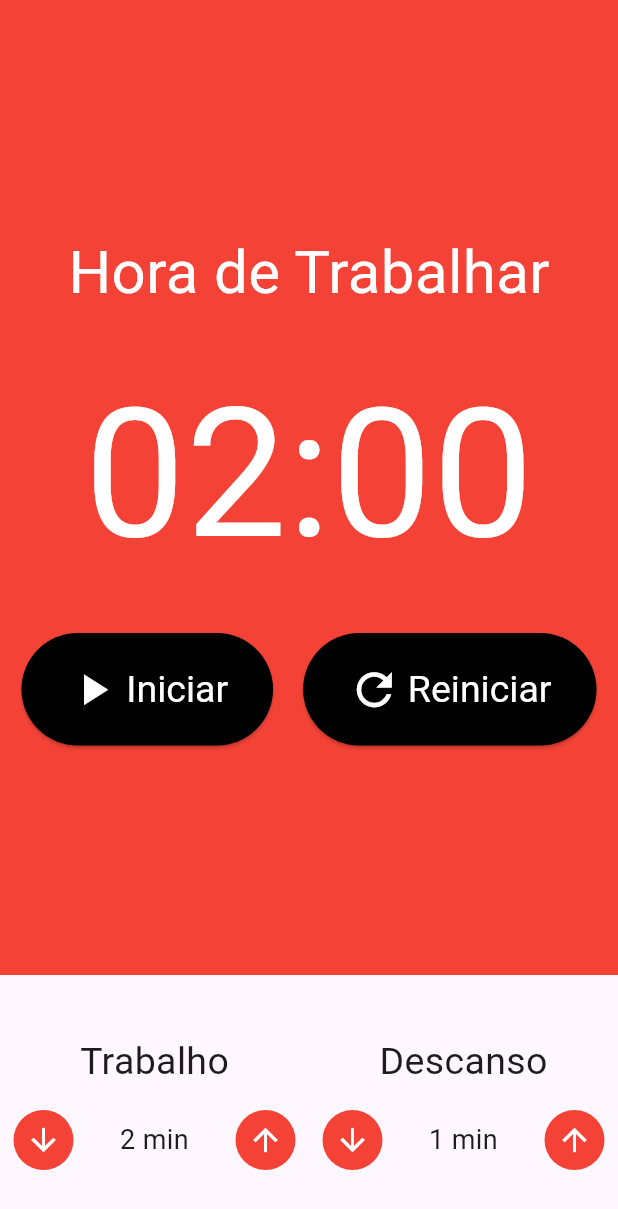
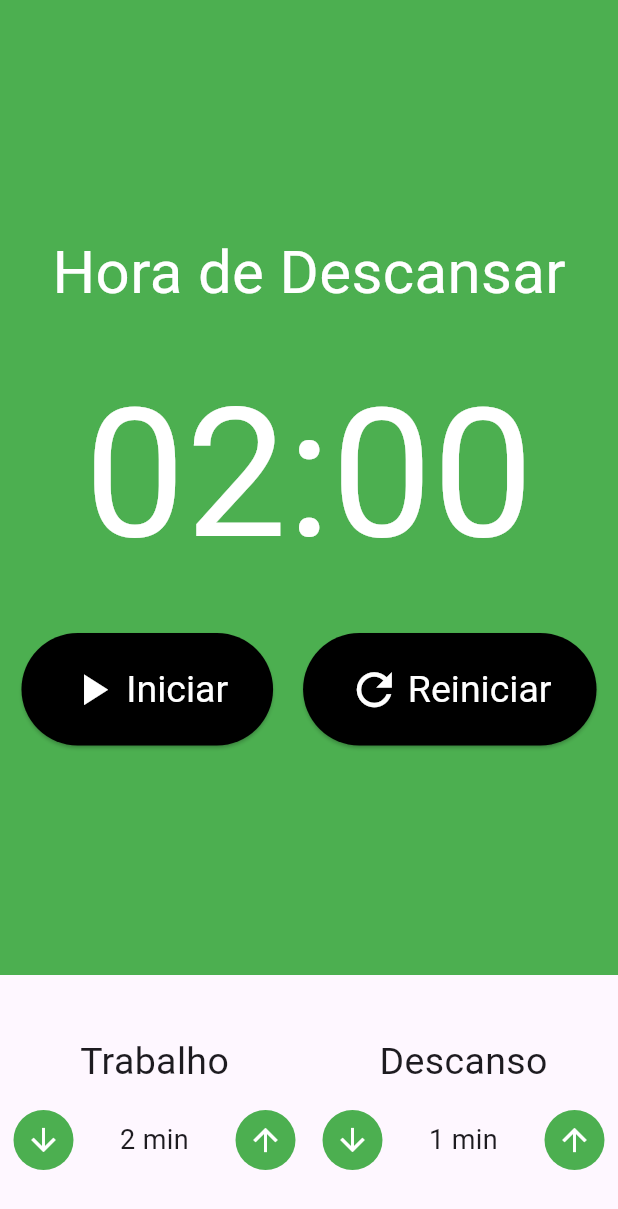
Before and after one commit to laesant/pomodoro, a Flutter app: the screen it shows after launch, on a phone screen of 412 x 824 dp. Shown: the top 1209 px of the screen. Run offline on Flutter 3.47's test engine with Material 3 defaults, Android fonts, the phone set to English and light mode, and no system bars; our stand-ins replace flutter_mobx, mobx; generated files the repository leaves out were written again.

Commit message:
Pomodoro Store #03

```diff
--- a/lib/components/cronometro.dart
+++ b/lib/components/cronometro.dart
@@ -12,13 +12,13 @@ class Cronometro extends StatelessWidget {
     final store = Provider.of<PomodoroStore>(context);
     return Observer(builder: (context) {
       return Container(
-        color: Colors.red,
+        color: store.estaTrabalhando ? Colors.red : Colors.green,
         child: Column(
           mainAxisAlignment: MainAxisAlignment.center,
           children: [
-            const Text(
-              'Hora de Trabalhar',
-              style: TextStyle(
+            Text(
+              store.estaTrabalhando ? 'Hora de Trabalhar' : 'Hora de Descansar',
+              style: const TextStyle(
                 fontSize: 40,
                 color: Colors.white,
               ),
--- a/lib/components/cronometro_botao.dart
+++ b/lib/components/cronometro_botao.dart
@@ -8,6 +8,7 @@ class CronometroBotao extends StatelessWidget {
   final void Function()? click;
   @override
   Widget build(BuildContext context) {
+
     return ElevatedButton.icon(
         style: ElevatedButton.styleFrom(
             backgroundColor: Colors.black,
--- a/lib/components/entrada_tempo.dart
+++ b/lib/components/entrada_tempo.dart
@@ -1,4 +1,6 @@
 import 'package:flutter/material.dart';
+import 'package:pomodoro/store/pomodoro.store.dart';
+import 'package:provider/provider.dart';
 
 class EntradaTempo extends StatelessWidget {
   final int valor;
@@ -15,6 +17,7 @@ class EntradaTempo extends StatelessWidget {
 
   @override
   Widget build(BuildContext context) {
+    final store = Provider.of<PomodoroStore>(context);
     return Column(
       crossAxisAlignment: CrossAxisAlignment.center,
       children: [
@@ -27,7 +30,9 @@ class EntradaTempo extends StatelessWidget {
           mainAxisAlignment: MainAxisAlignment.center,
           children: [
             IconButton.filled(
-                style: IconButton.styleFrom(backgroundColor: Colors.red),
+                style: IconButton.styleFrom(
+                    backgroundColor:
+                        store.estaTrabalhando ? Colors.red : Colors.green),
                 onPressed: dec,
                 icon: const Icon(Icons.arrow_downward)),
             SizedBox(
@@ -39,7 +44,9 @@ class EntradaTempo extends StatelessWidget {
               ),
             ),
             IconButton.filled(
-                style: IconButton.styleFrom(backgroundColor: Colors.red),
+                style: IconButton.styleFrom(
+                    backgroundColor:
+                        store.estaTrabalhando ? Colors.red : Colors.green),
                 onPressed: inc,
                 icon: const Icon(Icons.arrow_upward)),
           ],
--- a/lib/store/pomodoro.store.dart
+++ b/lib/store/pomodoro.store.dart
@@ -2,6 +2,11 @@ import 'package:mobx/mobx.dart';
 part 'pomodoro.store.g.dart';
 
 class PomodoroStore = _PomodoroStore with _$PomodoroStore;
+
+enum TipoIntervalo {
+  trabalho,
+  descanso;
+}
 
 abstract class _PomodoroStore with Store {
   @observable
@@ -16,6 +21,12 @@ abstract class _PomodoroStore with Store {
   int tempoTrabalho = 2;
   @observable
   int tempoDescanso = 1;
+
+  @observable
+  TipoIntervalo tipoIntervalo = TipoIntervalo.descanso;
+
+  bool get estaTrabalhando => tipoIntervalo == TipoIntervalo.trabalho;
+  bool get estaDescansando => tipoIntervalo == TipoIntervalo.descanso;
 
   @action
   void iniciar() {
```
Also changed, not shown: lib/store/pomodoro.store.g.dart.
